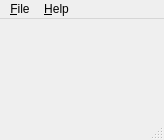
Above: src/mainwindow.ui from ixotum/ksilit_qt before the change. Below: the same form after it.
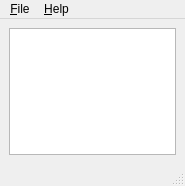
That is the form after the change.

Commit message:
MAJOR CHANGE: Widget QTreeView added
The QTreeView widged added to the main form.

The edit to the form file:
```diff
--- a/src/mainwindow.ui
+++ b/src/mainwindow.ui
@@ -6,20 +6,26 @@
    <rect>
     <x>0</x>
     <y>0</y>
-    <width>164</width>
-    <height>140</height>
+    <width>185</width>
+    <height>186</height>
    </rect>
   </property>
   <property name="windowTitle">
    <string>ksilit_dev</string>
   </property>
-  <widget class="QWidget" name="centralwidget"/>
+  <widget class="QWidget" name="centralwidget">
+   <layout class="QGridLayout" name="gridLayout">
+    <item row="0" column="0">
+     <widget class="QTreeView" name="treeView"/>
+    </item>
+   </layout>
+  </widget>
   <widget class="QMenuBar" name="menubar">
    <property name="geometry">
     <rect>
      <x>0</x>
      <y>0</y>
-     <width>164</width>
+     <width>185</width>
      <height>22</height>
     </rect>
    </property>
```
